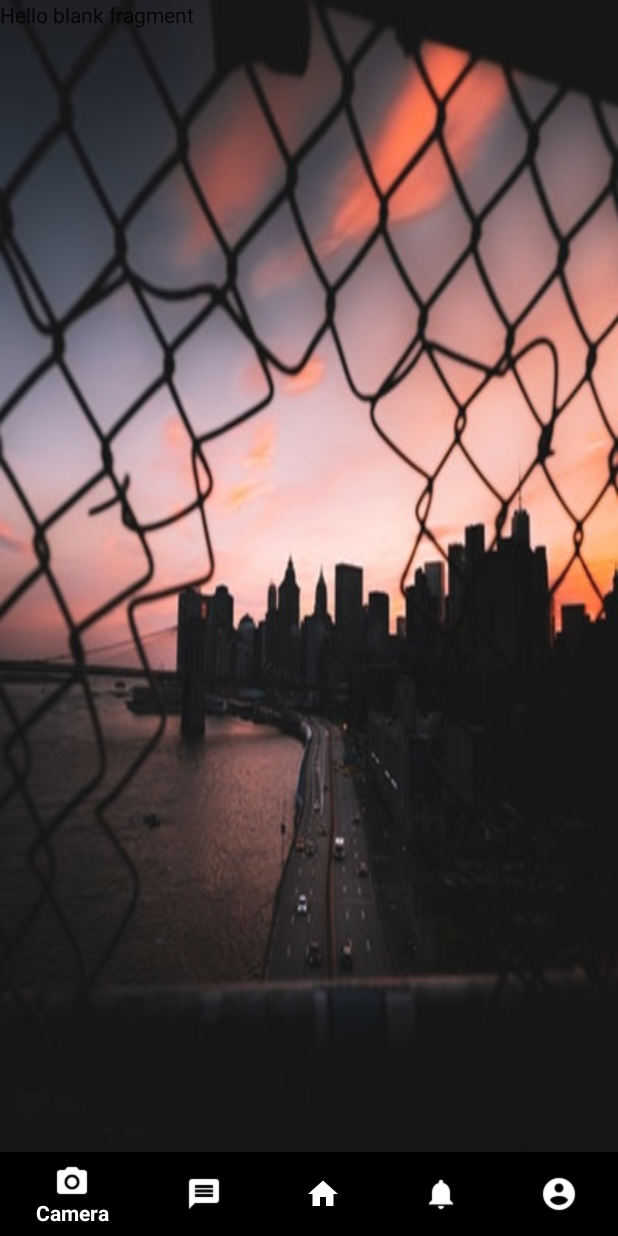
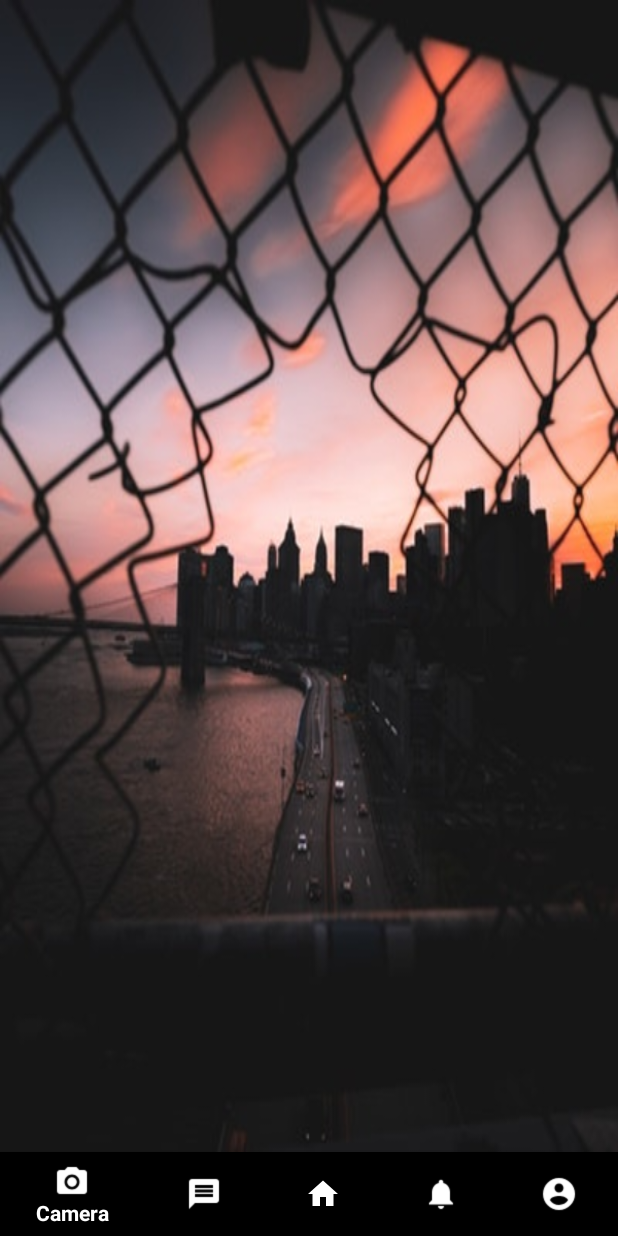
Before and after one commit to sachanakshat/MyApplication, an Android app: the FragHome screen opened directly, with no data from a screen before it, on a phone screen of 412 x 824 dp. Run offline under Robolectric (Android 15) with nearby library versions, the phone set to English and light mode, and no system bars.

Commit message:
Swipe images added local

```diff
--- a/app/src/main/java/com/example/myapplication/FragHome.java
+++ b/app/src/main/java/com/example/myapplication/FragHome.java
@@ -1,5 +1,7 @@
 package com.example.myapplication;
 
+import android.graphics.Bitmap;
+import android.graphics.BitmapFactory;
 import android.os.Bundle;
 import android.support.v4.app.Fragment;
 import android.support.v4.view.MotionEventCompat;
@@ -9,9 +11,14 @@ import android.view.LayoutInflater;
 import android.view.MotionEvent;
 import android.view.View;
 import android.view.ViewGroup;
+import android.widget.ImageView;
 import android.widget.Toast;
 import android.support.v4.app.FragmentManager;
 import android.support.v4.app.FragmentTransaction;
+
+import java.io.File;
+import java.io.FileInputStream;
+import java.io.FileNotFoundException;
 
 
 /**
@@ -66,12 +73,26 @@ public class FragHome extends Fragment {
 //    }
 
     private static final String DEBUG_TAG  = "FragHome";
+    int i = 0;
 
     @Override
     public View onCreateView(LayoutInflater inflater, ViewGroup container,
                              Bundle savedInstanceState) {
         // Inflate the layout for this fragment
         View v = inflater.inflate(R.layout.fragment_home, container, false);
+        final ImageView img = (ImageView) v.findViewById(R.id.imageView);
+        final int[] imageArray = { R.drawable.nyc_morning,
+                R.drawable.signup,
+                R.drawable.f1,
+                R.drawable.f2,
+                R.drawable.f3,
+                R.drawable.f4,
+                R.drawable.f5,
+                R.drawable.f6
+        };
+        img.setImageResource(imageArray[i++]);
+
+
         final GestureDetector gesture = new GestureDetector(getActivity(),
                 new GestureDetector.SimpleOnGestureListener() {
 
@@ -94,10 +115,16 @@ public class FragHome extends Fragment {
                                     && Math.abs(velocityY) > SWIPE_THRESHOLD_VELOCITY) {
                                 Log.i(DEBUG_TAG, "Right to Left");
                                 Toast.makeText(getActivity(), "Down to up", Toast.LENGTH_SHORT).show();
+                                if(imageArray.length-1 > i)
+                                {
+                                    img.setImageResource(imageArray[i++]);
+                                }
                             } else if (e2.getY() - e1.getY() > SWIPE_MIN_DISTANCE
                                     && Math.abs(velocityY) > SWIPE_THRESHOLD_VELOCITY) {
                                 Log.i(DEBUG_TAG, "Left to Right");
                                 Toast.makeText(getActivity(), "Up to down", Toast.LENGTH_SHORT).show();
+                                if(i>0)
+                                    img.setImageResource(imageArray[i--]);
                             }
                         } catch (Exception e) {
                             // nothing
--- a/app/src/main/res/layout/fragment_home.xml
+++ b/app/src/main/res/layout/fragment_home.xml
@@ -1,14 +1,19 @@
 <?xml version="1.0" encoding="utf-8"?>
 <FrameLayout xmlns:android="http://schemas.android.com/apk/res/android"
+    xmlns:app="http://schemas.android.com/apk/res-auto"
     xmlns:tools="http://schemas.android.com/tools"
     android:layout_width="match_parent"
     android:layout_height="match_parent"
-    tools:context=".FragHome">
+    tools:context=".FragHome"
+    android:id="@+id/frag_home">
 
     <!-- TODO: Update blank fragment layout -->
-    <TextView
+
+
+    <ImageView
+        android:id="@+id/imageView"
         android:layout_width="match_parent"
         android:layout_height="match_parent"
-        android:text="@string/hello_blank_fragment" />
-
+        android:src="@drawable/nyc_morning"
+        android:scaleType="fitXY"/>
 </FrameLayout>
```
Also changed, not shown: app/src/main/res/raw/awsconfiguration.json (added, +31 -0 lines), app/src/main/res/drawable/f1.jpg (added), app/src/main/res/drawable/f2.jpg (added), app/src/main/res/drawable/f3.jpg (added), app/src/main/res/drawable/f4.jpg (added), app/src/main/res/drawable/f5.jpg (added), app/src/main/res/drawable/f6.jpg (added), 41 other files.
